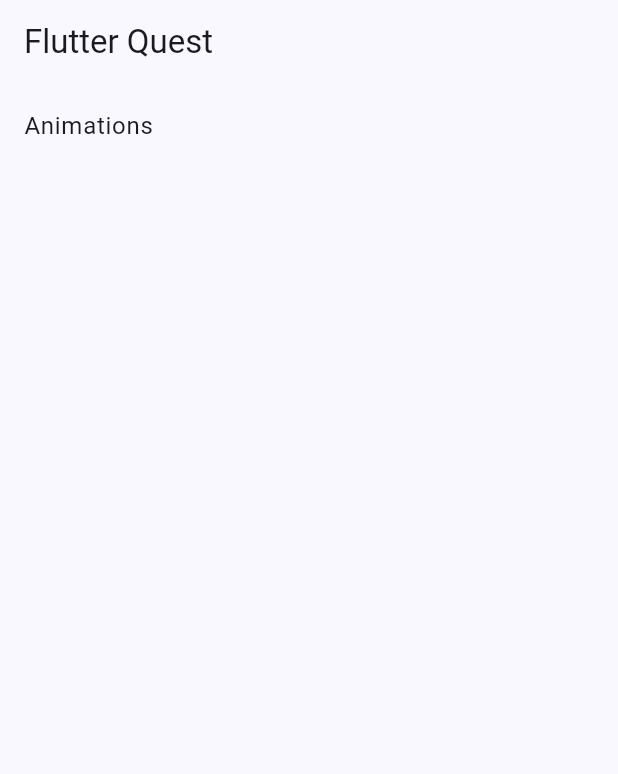
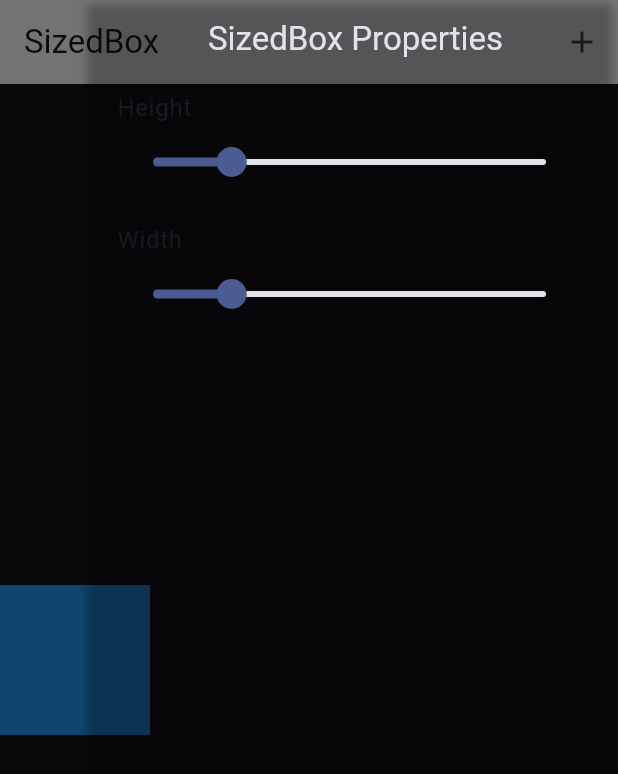
Before and after one commit to s4-ali/flutter_quest, a Flutter app: the screen it shows after launch, with the side drawer open (before the commit the screen has no drawer), on a phone screen of 412 x 824 dp. Shown: the top 774 px of the screen. Run offline on Flutter 3.47's test engine with Material 2 defaults, Android fonts, the phone set to English and light mode, and no system bars; our stand-ins replace responsive_builder.

Commit message:
Implemented core property provider system

```diff
--- /dev/null
+++ b/lib/core/property_holder.dart
@@ -0,0 +1,23 @@
+import 'package:flutter/widgets.dart';
+
+extension PropertyHolderListExtension on List<PropertyHolder> {
+  void update(PropertyHolder property) {
+    final widget = firstWhere((element) => element.id == property.id);
+    final index = indexOf(widget);
+    remove(widget);
+    insert(
+      index,
+      property,
+    );
+  }
+}
+
+class PropertyHolder {
+  final String id;
+  final Widget widget;
+
+  const PropertyHolder({
+    required this.id,
+    required this.widget,
+  });
+}
--- /dev/null
+++ b/lib/core/property_provider.dart
@@ -0,0 +1,71 @@
+import 'package:flutter_quest/widgets/pickers/number_range.dart';
+
+import 'property_holder.dart';
+
+class PropertyProvider {
+  final List<void Function()> _listeners = [];
+  final List<PropertyHolder> widgets = [];
+  final Map<String, dynamic> _values = {};
+
+  void addListener(void Function() listener) {
+    if (!_listeners.contains(listener)) {
+      _listeners.add(listener);
+    }
+  }
+
+  void notifyListeners() {
+    for (final listener in _listeners) {
+      listener();
+    }
+  }
+
+  double heightRange({String? id}) {
+    return numberRange(id: id ?? 'height', title: "Height", max: 1000)
+        .toDouble();
+  }
+
+  double widthRange({String? id}) {
+    return numberRange(id: id ?? 'width', title: "Width", max: 1000).toDouble();
+  }
+
+  num numberRange({
+    required String id,
+    required String title,
+    required num max,
+    num? min,
+    num initial = 100,
+  }) {
+    if (widgets.where((element) => element.id == id).isNotEmpty) {
+      return _getValueOf(id, initial);
+    }
+
+    PropertyHolder buildWidget(Function(num) onChanged) {
+      return PropertyHolder(
+        id: id,
+        widget: NumberRangePicker(
+          title: title,
+          max: 500,
+          value: _getValueOf(id, initial),
+          onChanged: onChanged,
+        ),
+      );
+    }
+
+    void onNumberChanged(num number) {
+      _values[id] = number.toDouble();
+      widgets.update(buildWidget(onNumberChanged));
+      notifyListeners();
+    }
+
+    widgets.add(buildWidget(onNumberChanged));
+    Future.delayed(const Duration(milliseconds: 100), notifyListeners);
+    return _values[id];
+  }
+
+  dynamic _getValueOf(String id, dynamic initial) {
+    if (_values[id] == null) {
+      _values[id] = initial;
+    }
+    return _values[id];
+  }
+}
--- a/lib/main.dart
+++ b/lib/main.dart
@@ -1,6 +1,7 @@
 import 'package:flutter/foundation.dart';
 import 'package:flutter/material.dart';
 import 'package:flutter_quest/screens/animations/animations.dart';
+import 'package:flutter_quest/screens/widgets/sized_box.dart';
 
 void main() {
   runApp(const MyApp());
@@ -22,7 +23,18 @@ class MyApp extends StatelessWidget {
         ),
         useMaterial3: true,
       ),
-      home: const MyHomePage(),
+      darkTheme: ThemeData.dark(useMaterial3: true).copyWith(
+        colorScheme: ColorScheme.fromSeed(
+          seedColor: const Color(0xFF3772FF),
+        ),
+        sliderTheme: const SliderThemeData(
+          showValueIndicator: ShowValueIndicator.always,
+        ),
+        useMaterial3: true,
+        // scaffoldBackgroundColor: Colors.,
+      ),
+      themeMode: ThemeMode.dark,
+      home: const SizedBoxPropertyBuilder(),
     );
   }
 }
@@ -65,7 +77,7 @@ void navigateTo(BuildContext context, Widget screen) {
   );
 }
 
-void debugPrint(Object object){
+void debugPrint(Object object) {
   if (kDebugMode) {
     print(object);
   }
--- /dev/null
+++ b/lib/screens/widgets/sized_box.dart
@@ -0,0 +1,32 @@
+import 'package:flutter/material.dart';
+import 'package:flutter_quest/widgets/propery_builder.dart';
+
+
+class SizedBoxPropertyBuilder extends StatelessWidget {
+  const SizedBoxPropertyBuilder({
+    super.key,
+  });
+
+  @override
+  Widget build(BuildContext context) {
+    return PropertyBuilder(
+      widgetName: "SizedBox",
+      builder: (provider) {
+        final height = provider.heightRange();
+        final width = provider.widthRange();
+        return Column(
+          mainAxisAlignment: MainAxisAlignment.center,
+          children: [
+            SizedBox(
+              height: height,
+              width: width,
+              child: const ColoredBox(
+                color: Colors.blue,
+              ),
+            ),
+          ],
+        );
+      },
+    );
+  }
+}
--- /dev/null
+++ b/lib/widgets/drawers/properties_drawer.dart
@@ -0,0 +1,44 @@
+import 'package:flutter/material.dart';
+
+class PropertiesDrawer extends StatelessWidget {
+  final String title;
+  final List<Widget> widgets;
+
+  const PropertiesDrawer({
+    super.key,
+    required this.widgets,
+    required this.title,
+  });
+
+  @override
+  Widget build(BuildContext context) {
+    return Container(
+      decoration: BoxDecoration(
+        color: Theme.of(context).drawerTheme.backgroundColor,
+        boxShadow: const [
+          BoxShadow(
+              color: Colors.black26, offset: Offset(-4, 3), blurRadius: 4),
+        ],
+      ),
+      width: 350,
+      child: Column(
+        children: [
+          Padding(
+            padding: const EdgeInsets.symmetric(horizontal: 16, vertical: 12),
+            child: Text(
+              "$title Properties",
+              style: Theme.of(context).textTheme.titleLarge,
+            ),
+          ),
+          Expanded(
+            child: ListView(
+              children: [
+                ...widgets,
+              ],
+            ),
+          ),
+        ],
+      ),
+    );
+  }
+}
--- a/lib/widgets/pickers/number_range.dart
+++ b/lib/widgets/pickers/number_range.dart
@@ -11,7 +11,7 @@ class NumberRangePicker extends StatelessWidget {
   final num min;
   final num max;
   final num value;
-  final Function(num) onChanged;
+  final Function(num number) onChanged;
   final NumberType type;
 
   const NumberRangePicker({
--- /dev/null
+++ b/lib/widgets/propery_builder.dart
@@ -0,0 +1,45 @@
+
+import 'package:flutter/material.dart';
+import 'package:flutter_quest/core/property_holder.dart';
+import 'package:flutter_quest/core/property_provider.dart';
+import 'package:flutter_quest/widgets/scaffold.dart';
+
+class PropertyBuilder extends StatefulWidget {
+  final String widgetName;
+  final Widget Function(PropertyProvider configurations) builder;
+
+  const PropertyBuilder({
+    super.key,
+    required this.widgetName,
+    required this.builder,
+  });
+
+  @override
+  State<PropertyBuilder> createState() => _PropertyBuilderState();
+}
+
+class _PropertyBuilderState extends State<PropertyBuilder> {
+  List<Widget> widgets = [];
+  final PropertyProvider configurations = PropertyProvider();
+
+  @override
+  void initState() {
+    super.initState();
+    configurations.addListener(_onConfigurationsUpdated);
+  }
+
+  void _onConfigurationsUpdated() {
+    setState(() {});
+  }
+
+  @override
+  Widget build(BuildContext context) {
+    toWidget(PropertyHolder e) => e.widget;
+
+    return WidgetEditorScaffold(
+      title: widget.widgetName,
+      properties: configurations.widgets.map(toWidget).toList(),
+      widget: widget.builder.call(configurations),
+    );
+  }
+}
--- /dev/null
+++ b/lib/widgets/scaffold.dart
@@ -0,0 +1,70 @@
+import 'package:flutter/material.dart';
+import 'package:flutter_quest/widgets/drawers/properties_drawer.dart';
+import 'package:responsive_builder/responsive_builder.dart';
+
+class WidgetEditorScaffold extends StatelessWidget {
+  final String title;
+  final Widget widget;
+  final List<Widget>? properties;
+
+  const WidgetEditorScaffold({
+    super.key,
+    required this.title,
+    required this.widget,
+    this.properties,
+  });
+
+  Widget? buildDrawer() {
+    if (properties == null) {
+      return null;
+    }
+    return PropertiesDrawer(title: title, widgets: properties!);
+  }
+
+  AppBar buildAppBar() {
+    return AppBar(
+      title: Text(title),
+      actions: [
+        IconButton(
+          onPressed: () {},
+          icon: const Icon(Icons.add),
+        ),
+      ],
+    );
+  }
+
+  Widget buildMobile(BuildContext context) {
+    return Scaffold(
+      appBar: buildAppBar(),
+      endDrawer: buildDrawer(),
+      body: widget,
+    );
+  }
+
+  Widget buildTablet(BuildContext context) {
+    return Scaffold(
+      appBar: buildAppBar(),
+      body: Row(
+        crossAxisAlignment: CrossAxisAlignment.center,
+        children: [
+          Expanded(
+            child: Center(
+              child: widget,
+            ),
+          ),
+          if (properties != null) buildDrawer()!,
+        ],
+      ),
+    );
+  }
+
+  @override
+  Widget build(BuildContext context) {
+    return ScreenTypeLayout.builder(
+      mobile: buildMobile,
+      tablet: buildTablet,
+      desktop: buildTablet,
+      watch: (BuildContext context) => Container(color: Colors.purple),
+    );
+  }
+}
```
Also changed, not shown: pubspec.yaml (+4 -71 lines), pubspec.lock.
